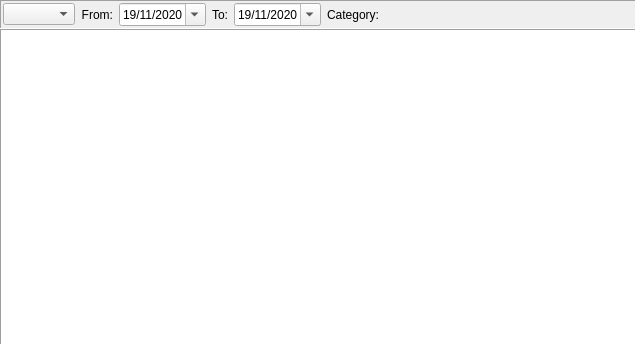
Before: the Qt Designer form jal/ui/reports/category_report.ui in titov-vv/jal, drawn with Qt 5.
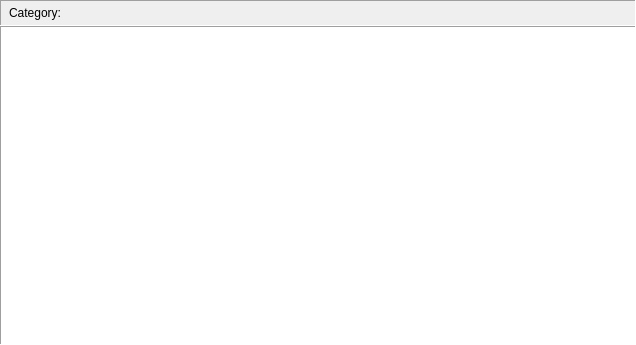
After: the same form once the commit is applied. Custom widgets are drawn as their Qt base class.

Commit message: DateRangeSelector widget was created to simplify date range selection in reports

What changed in the file:
```diff
--- a/jal/ui/reports/category_report.ui
+++ b/jal/ui/reports/category_report.ui
@@ -53,46 +53,7 @@
       <property name="spacing">
        <number>6</number>
       </property>
-      <item row="0" column="0">
-       <widget class="DateRangeCombo" name="ReportRangeCombo"/>
-      </item>
-      <item row="0" column="4">
-       <widget class="QDateEdit" name="ReportToDate">
-        <property name="dateTime">
-         <datetime>
-          <hour>21</hour>
-          <minute>0</minute>
-          <second>0</second>
-          <year>2020</year>
-          <month>11</month>
-          <day>19</day>
-         </datetime>
-        </property>
-        <property name="displayFormat">
-         <string>dd/MM/yyyy</string>
-        </property>
-        <property name="calendarPopup">
-         <bool>true</bool>
-        </property>
-        <property name="timeSpec">
-         <enum>Qt::UTC</enum>
-        </property>
-       </widget>
-      </item>
-      <item row="0" column="6">
-       <widget class="CategorySelector" name="ReportCategoryEdit" native="true"/>
-      </item>
       <item row="0" column="3">
-       <widget class="QLabel" name="ReportToLbl">
-        <property name="text">
-         <string>To:</string>
-        </property>
-        <property name="alignment">
-         <set>Qt::AlignRight|Qt::AlignTrailing|Qt::AlignVCenter</set>
-        </property>
-       </widget>
-      </item>
-      <item row="0" column="7">
        <spacer name="ReportFrameSpacer">
         <property name="orientation">
          <enum>Qt::Horizontal</enum>
@@ -105,46 +66,19 @@
         </property>
        </spacer>
       </item>
+      <item row="0" column="0">
+       <widget class="DateRangeSelector" name="ReportRange" native="true"/>
+      </item>
       <item row="0" column="1">
-       <widget class="QLabel" name="ReportFromLbl">
-        <property name="text">
-         <string>From:</string>
-        </property>
-        <property name="alignment">
-         <set>Qt::AlignRight|Qt::AlignTrailing|Qt::AlignVCenter</set>
-        </property>
-       </widget>
-      </item>
-      <item row="0" column="2">
-       <widget class="QDateEdit" name="ReportFromDate">
-        <property name="dateTime">
-         <datetime>
-          <hour>21</hour>
-          <minute>0</minute>
-          <second>0</second>
-          <year>2020</year>
-          <month>11</month>
-          <day>19</day>
-         </datetime>
-        </property>
-        <property name="displayFormat">
-         <string>dd/MM/yyyy</string>
-        </property>
-        <property name="calendarPopup">
-         <bool>true</bool>
-        </property>
-        <property name="timeSpec">
-         <enum>Qt::UTC</enum>
-        </property>
-       </widget>
-      </item>
-      <item row="0" column="5">
        <widget class="QLabel" name="ReportCategoryLbl">
         <property name="text">
          <string>Category:</string>
         </property>
        </widget>
       </item>
+      <item row="0" column="2">
+       <widget class="CategorySelector" name="ReportCategoryEdit" native="true"/>
+      </item>
      </layout>
     </widget>
    </item>
@@ -182,17 +116,18 @@
   </layout>
  </widget>
  <customwidgets>
+  <customwidget>
+   <class>DateRangeSelector</class>
+   <extends>QWidget</extends>
+   <header>jal/widgets/date_range_selector.h</header>
+   <container>1</container>
+  </customwidget>
   <customwidget>
    <class>CategorySelector</class>
    <extends>QWidget</extends>
    <header>jal/widgets/reference_selector.h</header>
    <container>1</container>
   </customwidget>
-  <customwidget>
-   <class>DateRangeCombo</class>
-   <extends>QComboBox</extends>
-   <header>jal/widgets/helpers.h</header>
-  </customwidget>
  </customwidgets>
  <resources/>
  <connections/>
```
The commit also changes 16 other files.
